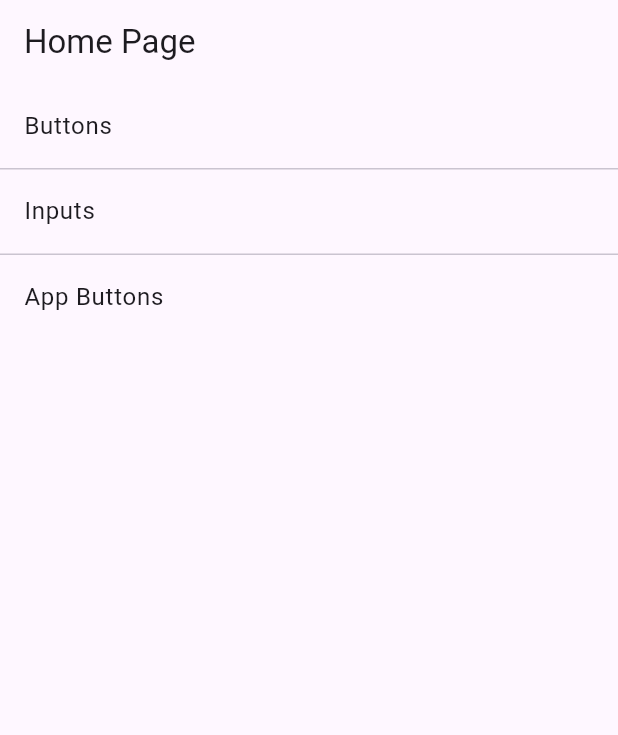
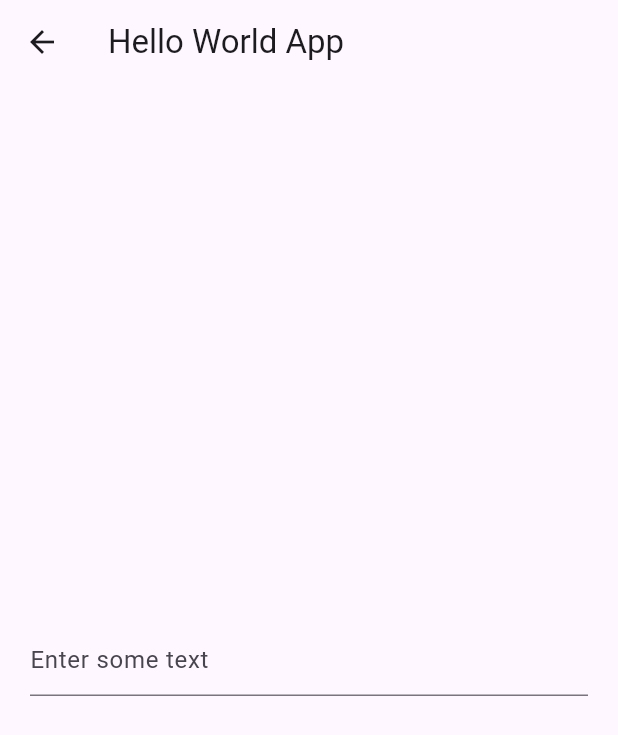
Before and after one commit to C4co/flutter_components, a Flutter app: the screen it shows after launch, after a tap on "Inputs", on a phone screen of 412 x 824 dp. Shown: the top 735 px of the screen. Run offline on Flutter 3.47's test engine with Material 2 defaults, Android fonts, the phone set to English and light mode, and no system bars; our stand-ins replace auto_route.

Commit message:
update main structure

```diff
--- a/lib/components/components.dart
+++ b/lib/components/components.dart
@@ -1,2 +1,3 @@
 export './button.dart';
 export './custom_button.dart';
+export './input.dart';
--- /dev/null
+++ b/lib/components/input.dart
@@ -0,0 +1,22 @@
+import 'package:flutter/material.dart';
+
+class Input extends StatefulWidget {
+  const Input({super.key});
+
+  @override
+  State<Input> createState() => _InputState();
+}
+
+class _InputState extends State<Input> {
+  final TextEditingController _controller = TextEditingController();
+
+  @override
+  Widget build(BuildContext context) {
+    return TextField(
+      controller: _controller,
+      decoration: const InputDecoration(
+        hintText: 'Enter some text',
+      ),
+    );
+  }
+}
--- a/lib/core/router/routes.dart
+++ b/lib/core/router/routes.dart
@@ -6,7 +6,8 @@ import '/views/views.dart';
   routes: <AutoRoute>[
     AutoRoute(page: HomePage, initial: true, path: '/'),
     AutoRoute(page: BottomPage, path: '/buttons'),
-    AutoRoute(page: AppButtonPage, path: '/app-buttons'),
+    AutoRoute(page: AppButtonPage, path: '/custom-buttons'),
+    AutoRoute(page: InputPage, path: '/inputs'),
   ],
 )
 class $AppRouter {}
--- a/lib/main.dart
+++ b/lib/main.dart
@@ -1,5 +1,4 @@
 import 'package:flutter/material.dart';
-
 import 'app.dart';
 
 void main(List<String> args) {
--- a/lib/views/buttons_page.dart
+++ b/lib/views/buttons_page.dart
@@ -23,13 +23,13 @@ class _BottomPageState extends State<BottomPage> {
             crossAxisAlignment: CrossAxisAlignment.center,
             children: [
               const Button(
-                label: 'Hidden',
+                label: 'Normal buttons!',
                 hidden: true,
               ),
               const SizedBox(height: 16),
               Button(
                 onPressed: () {},
-                label: 'Normal button',
+                label: 'Button',
                 loading: false,
               ),
               const SizedBox(height: 16),
--- a/lib/views/home_page.dart
+++ b/lib/views/home_page.dart
@@ -25,14 +25,16 @@ class _HomePageState extends State<HomePage> {
           ),
           const Divider(height: 1),
           ListTile(
-            title: const Text('Inputs'),
-            onTap: () {},
+            title: const Text('Custom buttons'),
+            onTap: () {
+              context.router.pushNamed('/custom-buttons');
+            },
           ),
           const Divider(height: 1),
           ListTile(
-            title: const Text('App Buttons'),
+            title: const Text('Inputs'),
             onTap: () {
-              context.router.pushNamed('/app-buttons');
+              context.router.pushNamed('/inputs');
             },
           ),
         ],
--- /dev/null
+++ b/lib/views/inputs_page.dart
@@ -0,0 +1,26 @@
+import 'package:flutter/material.dart';
+import '/components/components.dart';
+
+class InputPage extends StatefulWidget {
+  const InputPage({super.key});
+
+  @override
+  State<InputPage> createState() => _InputPageState();
+}
+
+class _InputPageState extends State<InputPage> {
+  @override
+  Widget build(BuildContext context) {
+    return Scaffold(
+      appBar: AppBar(
+        title: const Text('Hello World App'),
+      ),
+      body: const Padding(
+        padding: EdgeInsets.all(20),
+        child: Center(
+          child: Input(),
+        ),
+      ),
+    );
+  }
+}
--- a/lib/views/views.dart
+++ b/lib/views/views.dart
@@ -1,3 +1,4 @@
 export 'buttons_page.dart';
 export 'home_page.dart';
 export 'app_button_page.dart';
+export 'inputs_page.dart';
```
Also changed, not shown: lib/core/router/routes.gr.dart.
